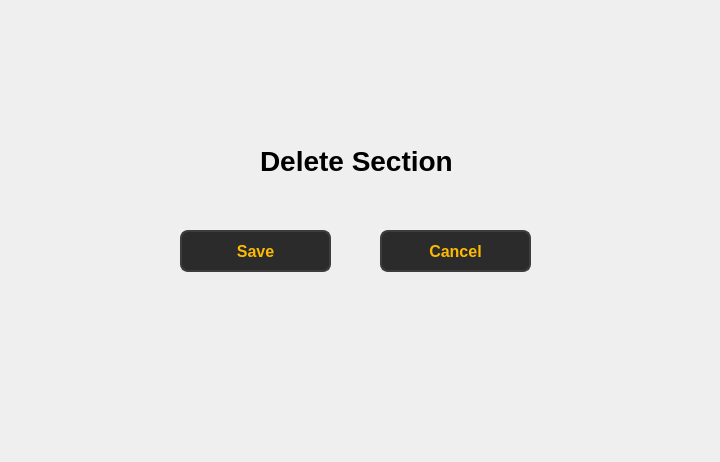
Qt form ui/faculty/faculty_delete_section_window.ui (Soham1117/elearningApp) before a commit.
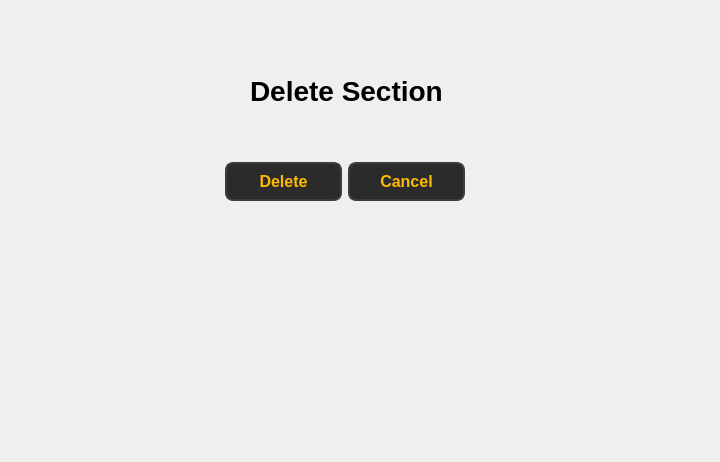
The same form after that commit.

Commit message: Changes made to UI of faculty pages.

The edit to the form file:
```diff
--- a/ui/faculty/faculty_delete_section_window.ui
+++ b/ui/faculty/faculty_delete_section_window.ui
@@ -13,84 +13,12 @@
   <property name="windowTitle">
    <string>Form</string>
   </property>
-  <widget class="QPushButton" name="pushButton_7">
-   <property name="geometry">
-    <rect>
-     <x>380</x>
-     <y>230</y>
-     <width>151</width>
-     <height>42</height>
-    </rect>
-   </property>
-   <property name="styleSheet">
-    <string notr="true">QPushButton {
-        background-color: #2b2b2b;  
-        color: #fcba03;              
-        border: 2px solid #3d3d3d;      
-        border-radius: 8px;          
-        padding: 8px 16px;            
-        font-size: 16px;            
-        font-weight: bold;
-    
-    }
-
-    QPushButton:hover {
-        background-color: #fcba03;
-		 color: #000000;
-        border: 2px solid #5a5a5a;    
-    }
-
-    QPushButton:pressed {
-        background-color: #1a1a1a;      
-        border: 2px solid #2b2b2b;      
-    }</string>
-   </property>
-   <property name="text">
-    <string>Cancel</string>
-   </property>
-  </widget>
-  <widget class="QPushButton" name="pushButton_6">
-   <property name="geometry">
-    <rect>
-     <x>180</x>
-     <y>230</y>
-     <width>151</width>
-     <height>42</height>
-    </rect>
-   </property>
-   <property name="styleSheet">
-    <string notr="true">QPushButton {
-        background-color: #2b2b2b;  
-        color: #fcba03;              
-        border: 2px solid #3d3d3d;      
-        border-radius: 8px;          
-        padding: 8px 16px;            
-        font-size: 16px;            
-        font-weight: bold;
-    
-    }
-
-    QPushButton:hover {
-        background-color: #fcba03;
-		 color: #000000;
-        border: 2px solid #5a5a5a;    
-    }
-
-    QPushButton:pressed {
-        background-color: #1a1a1a;      
-        border: 2px solid #2b2b2b;      
-    }</string>
-   </property>
-   <property name="text">
-    <string>Save</string>
-   </property>
-  </widget>
   <widget class="QLabel" name="label">
    <property name="geometry">
     <rect>
-     <x>260</x>
-     <y>140</y>
-     <width>211</width>
+     <x>250</x>
+     <y>70</y>
+     <width>191</width>
      <height>41</height>
     </rect>
    </property>
@@ -104,6 +32,78 @@
     <string>Delete Section</string>
    </property>
   </widget>
+  <widget class="QWidget" name="">
+   <property name="geometry">
+    <rect>
+     <x>225</x>
+     <y>160</y>
+     <width>240</width>
+     <height>44</height>
+    </rect>
+   </property>
+   <layout class="QHBoxLayout" name="horizontalLayout">
+    <item>
+     <widget class="QPushButton" name="pushButton_6">
+      <property name="styleSheet">
+       <string notr="true">QPushButton {
+        background-color: #2b2b2b;  
+        color: #fcba03;              
+        border: 2px solid #3d3d3d;      
+        border-radius: 8px;          
+        padding: 8px 16px;            
+        font-size: 16px;            
+        font-weight: bold;
+    
+    }
+
+    QPushButton:hover {
+        background-color: #fcba03;
+		 color: #000000;
+        border: 2px solid #5a5a5a;    
+    }
+
+    QPushButton:pressed {
+        background-color: #1a1a1a;      
+        border: 2px solid #2b2b2b;      
+    }</string>
+      </property>
+      <property name="text">
+       <string>Delete</string>
+      </property>
+     </widget>
+    </item>
+    <item>
+     <widget class="QPushButton" name="pushButton_7">
+      <property name="styleSheet">
+       <string notr="true">QPushButton {
+        background-color: #2b2b2b;  
+        color: #fcba03;              
+        border: 2px solid #3d3d3d;      
+        border-radius: 8px;          
+        padding: 8px 16px;            
+        font-size: 16px;            
+        font-weight: bold;
+    
+    }
+
+    QPushButton:hover {
+        background-color: #fcba03;
+		 color: #000000;
+        border: 2px solid #5a5a5a;    
+    }
+
+    QPushButton:pressed {
+        background-color: #1a1a1a;      
+        border: 2px solid #2b2b2b;      
+    }</string>
+      </property>
+      <property name="text">
+       <string>Cancel</string>
+      </property>
+     </widget>
+    </item>
+   </layout>
+  </widget>
  </widget>
  <resources/>
  <connections/>
```
The commit also changes 98 other files.
